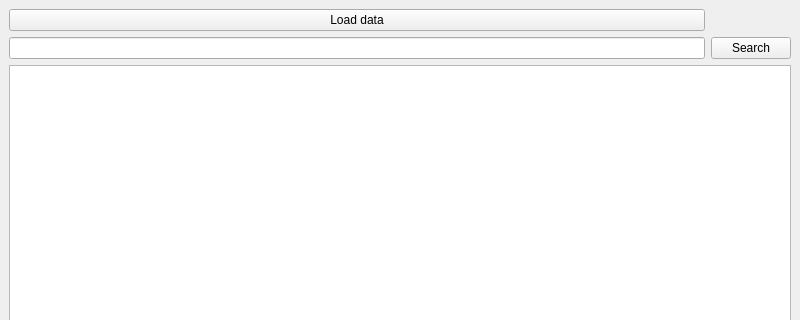
This is mainwindow.ui in GarDeN-bear/TaskParserJSON as Qt 5 draws it before an edit; both pictures show x 0 to 800 and y 0 to 320 of the 800 by 600 pixel window. The edited form follows.
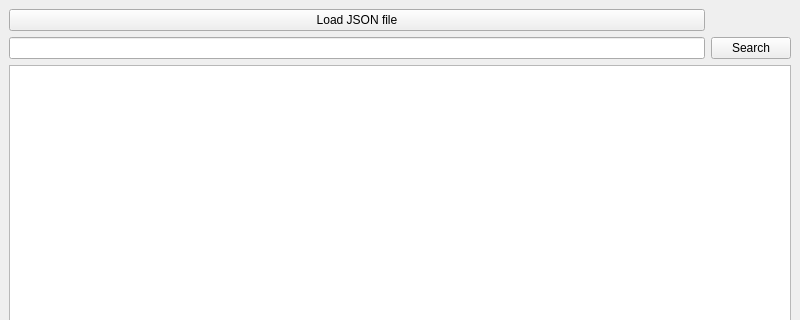
This is the edited form.

Commit message: everything works (added search button and different features)

```diff
--- a/mainwindow.ui
+++ b/mainwindow.ui
@@ -18,7 +18,7 @@
     <item row="0" column="0">
      <widget class="QPushButton" name="loadData">
       <property name="text">
-       <string>Load data</string>
+       <string>Load JSON file</string>
       </property>
      </widget>
     </item>
```
The commit also changes 2 other files.
